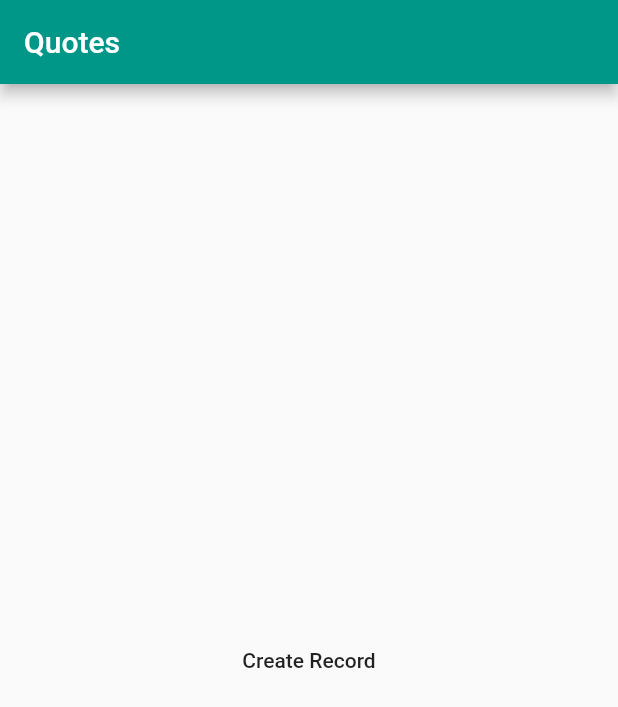
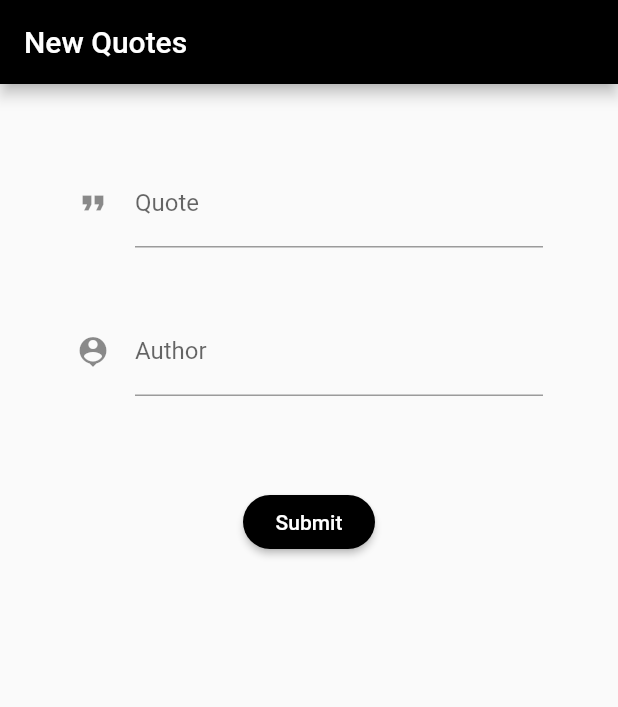
Before and after one commit to kalna-R/quotes_app, a Flutter app: the screen it shows after launch, on a phone screen of 412 x 824 dp. Shown: the top 707 px of the screen. Run offline on Flutter 3.47's test engine with Material 2 defaults, Android fonts, the phone set to English and light mode, and no system bars; our stand-ins replace cloud_firestore; accounts and stored records are empty.

Commit message:
Create function

```diff
--- /dev/null
+++ b/lib/createNew.dart
@@ -0,0 +1,147 @@
+import 'package:flutter/material.dart';
+import 'package:cloud_firestore/cloud_firestore.dart';
+import 'quote.dart';
+
+//Create a Form widget
+class Create extends StatefulWidget {
+
+  @override
+  _CreateState createState() => _CreateState();
+
+}
+
+//Data related to the form
+class _CreateState extends State<Create> {
+
+// Create a global key that uniquely identifies the Form widget and allows validation of the form.
+  final _formKey = GlobalKey<FormState>();
+//  String dropDownValue = 'One';
+  final databaseReference = Firestore.instance;
+
+  final _model = Quote();
+
+  @override
+  Widget build(BuildContext context) {
+    return Scaffold(
+
+      //avoid bottom overflow
+        resizeToAvoidBottomPadding: false,
+
+        appBar: AppBar(
+          title: Text('New Quotes'),
+      ),
+      body: Form(
+        key: _formKey,
+
+        child: Padding(
+          padding: const EdgeInsets.all(50.0),
+
+          child: Column(
+            crossAxisAlignment: CrossAxisAlignment.center,
+
+            children: <Widget>[
+
+              TextFormField(
+                decoration: const InputDecoration(
+                  icon: const Icon(Icons.format_quote),
+                  hintText: 'Enter quote',
+                  labelText: 'Quote',
+                ),
+
+                validator: (value){
+                  if(value.isEmpty){
+                    return 'Please enter quote';
+                  }
+                  return null;
+                },
+
+                onSaved: (val)=>
+                    setState(()=> _model.quoteText = val),
+              ),
+
+              Padding(
+                padding: const EdgeInsets.symmetric(vertical: 20.0),
+              ),
+
+              TextFormField(
+                decoration: const InputDecoration(
+                  icon: const Icon(Icons.person_pin),
+                  hintText: 'Enter author',
+                  labelText: 'Author',
+                ),
+
+                validator: (value){
+                  if(value.isEmpty){
+                    return 'Please enter author';
+                  }
+                  return null;
+                },
+
+                onSaved: (val)=>
+                    setState(()=> _model.author = val),
+
+              ),
+
+//            DropdownButton<String>(
+//
+//              value: dropDownValue.isNotEmpty ? dropDownValue : null,
+//              icon: const Icon(Icons.category),
+//
+//              hint: Text('Please choose a category'),
+//
+//              onChanged: (String newValue) {
+//                setState(() {
+//                  dropDownValue = newValue;
+//                });
+//              },
+//              items: <String>['One', 'Two', 'Three', 'Four']
+//                  .map<DropdownMenuItem<String>>((String value) {
+//                return DropdownMenuItem<String>(
+//                  value: value,
+//                  child: Text(value),
+//                );
+//              })
+//                  .toList(),
+//            ),
+
+              Padding(
+                padding: const EdgeInsets.symmetric(vertical: 30.0),
+              ),
+
+              RaisedButton(
+                    color: Colors.black,
+                    textColor: Colors.white,
+                    disabledColor: Colors.black,
+                    shape: RoundedRectangleBorder(
+                        borderRadius: new BorderRadius.circular(22.0)
+                    ),
+                    disabledTextColor: Colors.black,
+                    child: const Text('Submit', style: TextStyle(
+                        color: Colors.white,
+                      )
+                    ),
+
+                    onPressed: (){
+                      if(_formKey.currentState.validate()){
+                        _formKey.currentState.save();
+                      createRecord();
+                      }
+                    },
+                  )
+//            ),
+            ],
+          ),
+        ),
+      ),
+    );
+  }
+
+  void createRecord() async {
+    DocumentReference ref = await databaseReference.collection("quotes")
+        .add({
+      'quote': _model.quoteText,
+      'author': _model.author
+    });
+  }
+
+}
--- a/lib/main.dart
+++ b/lib/main.dart
@@ -1,5 +1,6 @@
 import 'package:flutter/material.dart';
-import 'package:cloud_firestore/cloud_firestore.dart';
+import 'createNew.dart';
+
 
 void main() => runApp(MyApp());
 
@@ -10,56 +11,13 @@ class MyApp extends StatelessWidget {
     return MaterialApp(
       title: 'Flutter Demo',
       theme: ThemeData(
-        primarySwatch: Colors.teal,
+        brightness: Brightness.light,
+        primaryColor: Colors.black,
       ),
-      home: MyHomePage(title: 'Quotes'),
+      darkTheme: ThemeData(
+        brightness: Brightness.dark,
+      ),
+      home: Create(),
     );
   }
 }
-
-class MyHomePage extends StatefulWidget {
-  MyHomePage({Key key, this.title}) : super(key: key);
-
-  final String title;
-
-  @override
-  _MyHomePageState createState() => _MyHomePageState();
-}
-
-class _MyHomePageState extends State<MyHomePage> {
-
-  final databaseReference = Firestore.instance;
-
-  @override
-  Widget build(BuildContext context) {
-    return Scaffold(
-      appBar: AppBar(
-        title: Text(widget.title),
-      ),
-      body: Center(
-
-        child: Column(
-
-          mainAxisAlignment: MainAxisAlignment.center,
-          children: <Widget>[
-            FlatButton(
-              child: Text('Create Record'),
-              onPressed: () {
-                createRecord();
-              },
-            ),
-          ],
-        ),
-      ),
-      // This trailing comma makes auto-formatting nicer for build methods.
-    );
-  }
-
-  void createRecord() async {
-    DocumentReference ref = await databaseReference.collection("quotes")
-        .add({
-      'author': 'kalna',
-      'quote': 'yo yo'
-    });
-  }
-}
--- /dev/null
+++ b/lib/quote.dart
@@ -0,0 +1,7 @@
+class Quote{
+
+//  static const String quoteText =
+  String quoteText;
+  String author;
+
+}
```
